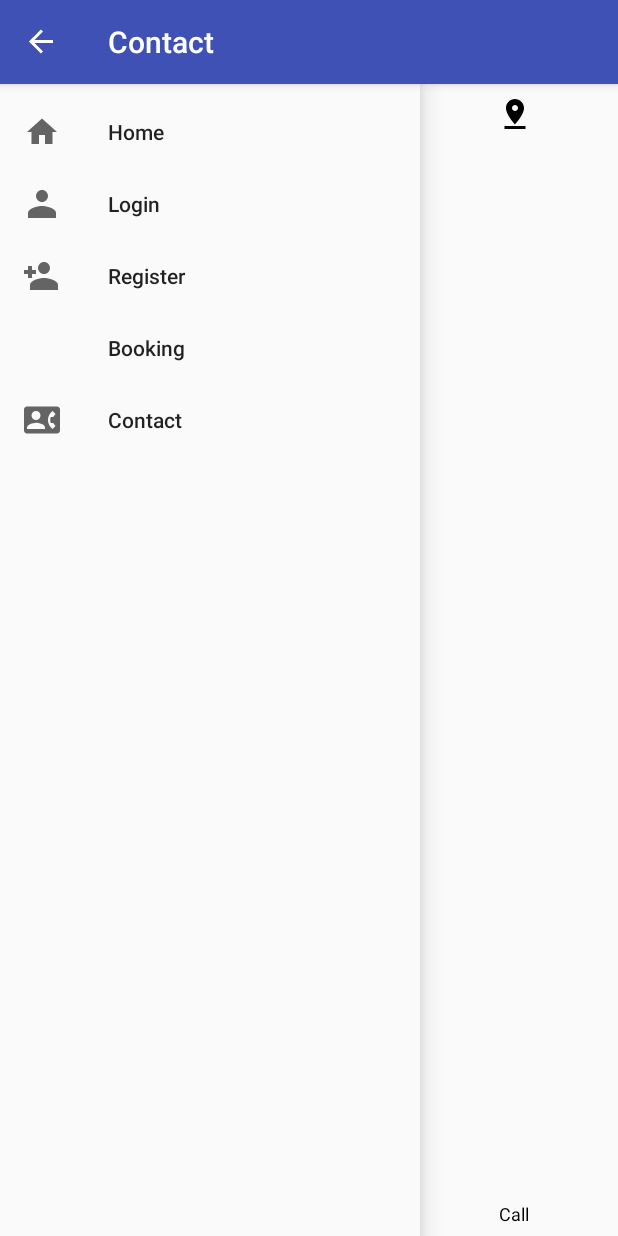
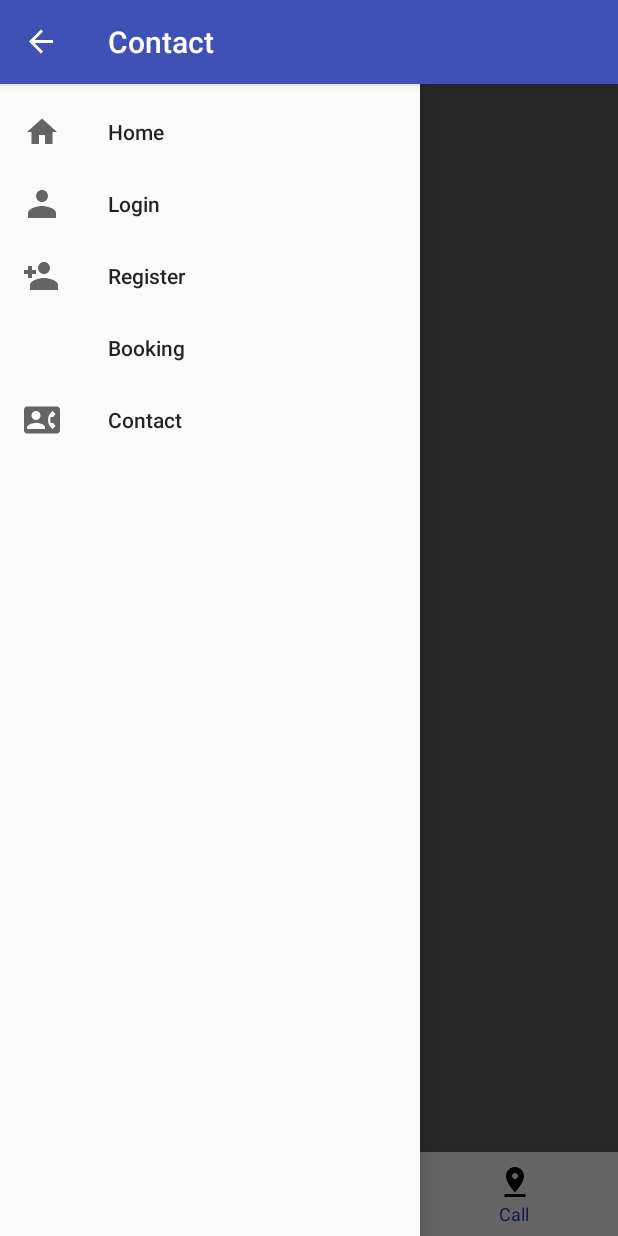
Before and after one commit to Madolche845/MofHTel, an Android app: the ContactActivity screen opened directly, with no data from a screen before it, with the side drawer open, on a phone screen of 412 x 824 dp. Run offline under Robolectric (Android 15) with nearby library versions, the phone set to English and light mode, and no system bars.

Commit message:
New Versersion

```diff
--- a/app/src/main/res/layout/activity_contact.xml
+++ b/app/src/main/res/layout/activity_contact.xml
@@ -6,20 +6,6 @@
     android:id="@+id/drawer"
     android:layout_width="match_parent"
     android:layout_height="match_parent">
-
-    <ImageView
-        android:layout_width="410dp"
-        android:layout_height="344dp"
-        android:layout_marginBottom="6dp"
-        android:layout_marginTop="344dp"
-        android:scaleType="fitXY"
-        android:src="@drawable/mof"
-        app:layout_constraintBottom_toBottomOf="parent"
-        app:layout_constraintEnd_toEndOf="parent"
-        app:layout_constraintHorizontal_bias="0.0"
-        app:layout_constraintStart_toStartOf="parent"
-        app:layout_constraintTop_toTopOf="parent"
-        app:srcCompat="@drawable/mof" />
 
     <android.support.design.widget.NavigationView
         android:id="@+id/navigation_view"
@@ -45,14 +31,22 @@
             android:layout_centerInParent="true"/>
     </RelativeLayout>
 
+    <RelativeLayout
+        android:layout_width="match_parent"
+        android:layout_height="wrap_content">
+
         <android.support.design.widget.BottomNavigationView
             android:id="@+id/bottom_nav_view"
             android:layout_width="match_parent"
             android:layout_height="wrap_content"
             android:layout_alignParentBottom="true"
             android:background="?android:attr/windowBackground"
-        app:itemTextColor="@color/bottom_nav_item_color"
+            app:itemTextColor="@color/colorPrimaryDark"
             app:itemIconTint="@color/bottom_nav_item_color"
-        app:menu="@menu/my_bottom_nav_menu"/>
+            app:menu="@menu/my_bottom_nav_menu">
+        </android.support.design.widget.BottomNavigationView>
+    </RelativeLayout>
+
+
 
 </android.support.v4.widget.DrawerLayout>
```
Also changed, not shown: app/src/main/res/layout/activity_home.xml (+5 -2 lines), app/src/main/res/layout/activity_main.xml (+19 -2 lines), app/src/main/res/layout/custom_layout.xml (+19 -1 lines), app/src/main/res/drawable/contactttt.png (added). Lines whose indentation alone changed are shown as unchanged.
